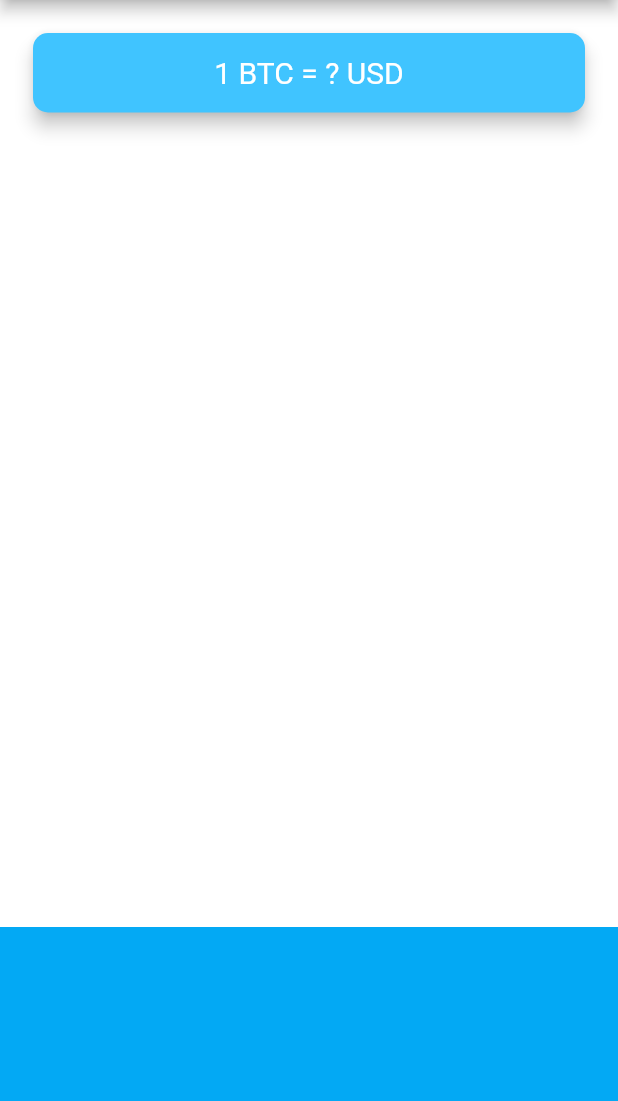
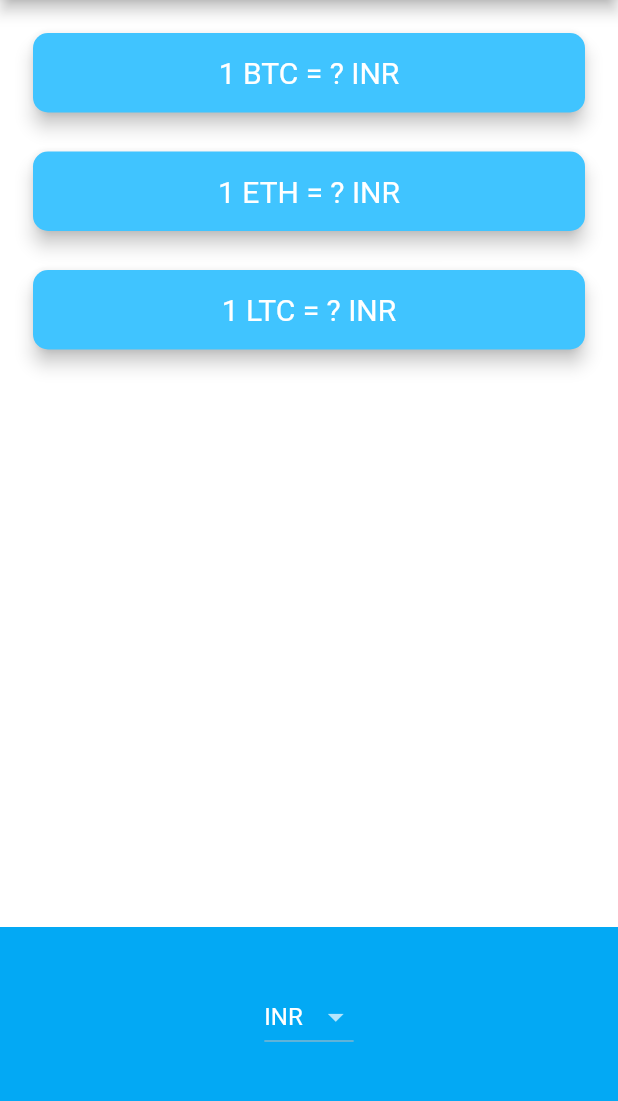
Before and after one commit to kiranraut7709/Bitcoin-Ticker, a Flutter app: the screen it shows after launch, on a phone screen of 412 x 824 dp, the part 84-1185 px from its top. Run offline on Flutter 3.47's test engine with Material 2 defaults, Android fonts, the phone set to English and light mode, and no system bars; network calls fail.

Commit message:
Commit Successful

```diff
--- a/lib/price_screen.dart
+++ b/lib/price_screen.dart
@@ -1,4 +1,9 @@
+import 'package:flutter/cupertino.dart';
 import 'package:flutter/material.dart';
+import 'coin_data.dart';
+import 'dart:io' show Platform;
+
+CoinData coinData = CoinData();
 
 class PriceScreen extends StatefulWidget {
   @override
@@ -6,6 +11,72 @@ class PriceScreen extends StatefulWidget {
 }
 
 class _PriceScreenState extends State<PriceScreen> {
+  String selectedCurrency = 'INR';
+
+  @override
+  void initState() {
+    super.initState();
+
+    getData();
+  }
+
+  Map<String, String> coinRate = {};
+  bool isWaiting = false;
+
+  void getData() async {
+    isWaiting = true;
+    try {
+      Map<String, String> data = await coinData.getCoinData(selectedCurrency);
+      setState(() {
+        coinRate = data;
+        isWaiting = false;
+      });
+    } catch (e) {
+      print(e);
+    }
+  }
+
+  DropdownButton androidDropdownButton() {
+    List<DropdownMenuItem<String>> dropdownItems = [];
+    for (String currencyName in currenciesList) {
+      var newItem = DropdownMenuItem(
+        child: Text(currencyName),
+        value: currencyName,
+      );
+      dropdownItems.add(newItem);
+    }
+
+    return DropdownButton<String>(
+      value: selectedCurrency,
+      items: dropdownItems,
+      onChanged: (value) {
+        setState(() {
+          selectedCurrency = value;
+          getData();
+        });
+      },
+    );
+  }
+
+  CupertinoPicker iOSCupertinoPicker() {
+    List<Text> cupertinoItems = [];
+    for (String currencyName in currenciesList) {
+      cupertinoItems.add(Text(currencyName));
+    }
+
+    return CupertinoPicker(
+      scrollController: FixedExtentScrollController(initialItem: 9),
+      itemExtent: 35.0,
+      onSelectedItemChanged: (selectedIndex) {
+        setState(() {
+          selectedCurrency = currenciesList[selectedIndex];
+          getData();
+        });
+      },
+      children: cupertinoItems,
+    );
+  }
+
   @override
   Widget build(BuildContext context) {
     return Scaffold(
@@ -16,7 +87,51 @@ class _PriceScreenState extends State<PriceScreen> {
         mainAxisAlignment: MainAxisAlignment.spaceBetween,
         crossAxisAlignment: CrossAxisAlignment.stretch,
         children: <Widget>[
-          Padding(
+          Column(
+            crossAxisAlignment: CrossAxisAlignment.stretch,
+            children: [
+              CryptoCard(
+                cryptoCurrency: 'BTC',
+                rate: isWaiting ? '?' : coinRate['BTC'],
+                selectedCurrency: selectedCurrency,
+              ),
+              CryptoCard(
+                cryptoCurrency: 'ETH',
+                rate: isWaiting ? '?' : coinRate['ETH'],
+                selectedCurrency: selectedCurrency,
+              ),
+              CryptoCard(
+                cryptoCurrency: 'LTC',
+                rate: isWaiting ? '?' : coinRate['LTC'],
+                selectedCurrency: selectedCurrency,
+              ),
+            ],
+          ),
+          Container(
+            height: 150.0,
+            alignment: Alignment.center,
+            padding: EdgeInsets.only(bottom: 30.0),
+            color: Colors.lightBlue,
+            child: Platform.isAndroid
+                ? androidDropdownButton()
+                : iOSCupertinoPicker(),
+          ),
+        ],
+      ),
+    );
+  }
+}
+
+class CryptoCard extends StatelessWidget {
+  CryptoCard({this.cryptoCurrency, this.rate, this.selectedCurrency});
+
+  final String cryptoCurrency;
+  final String rate;
+  final String selectedCurrency;
+
+  @override
+  Widget build(BuildContext context) {
+    return Padding(
       padding: EdgeInsets.fromLTRB(18.0, 18.0, 18.0, 0),
       child: Card(
         color: Colors.lightBlueAccent,
@@ -27,7 +142,7 @@ class _PriceScreenState extends State<PriceScreen> {
         child: Padding(
           padding: EdgeInsets.symmetric(vertical: 15.0, horizontal: 28.0),
           child: Text(
-                  '1 BTC = ? USD',
+            '1 $cryptoCurrency = $rate $selectedCurrency',
             textAlign: TextAlign.center,
             style: TextStyle(
               fontSize: 20.0,
@@ -36,16 +151,6 @@ class _PriceScreenState extends State<PriceScreen> {
           ),
         ),
       ),
-          ),
-          Container(
-            height: 150.0,
-            alignment: Alignment.center,
-            padding: EdgeInsets.only(bottom: 30.0),
-            color: Colors.lightBlue,
-            child: null,
-          ),
-        ],
-      ),
     );
   }
 }
--- a/pubspec.yaml
+++ b/pubspec.yaml
@@ -10,6 +10,7 @@ dependencies:
     sdk: flutter
 
   cupertino_icons: ^0.1.2
+  http: ^0.12.1
 
 dev_dependencies:
   flutter_test:
```
Also changed, not shown: lib/coin_data.dart (+28 -1 lines), pubspec.lock, 1 other file. Lines whose indentation alone changed are shown as unchanged.
